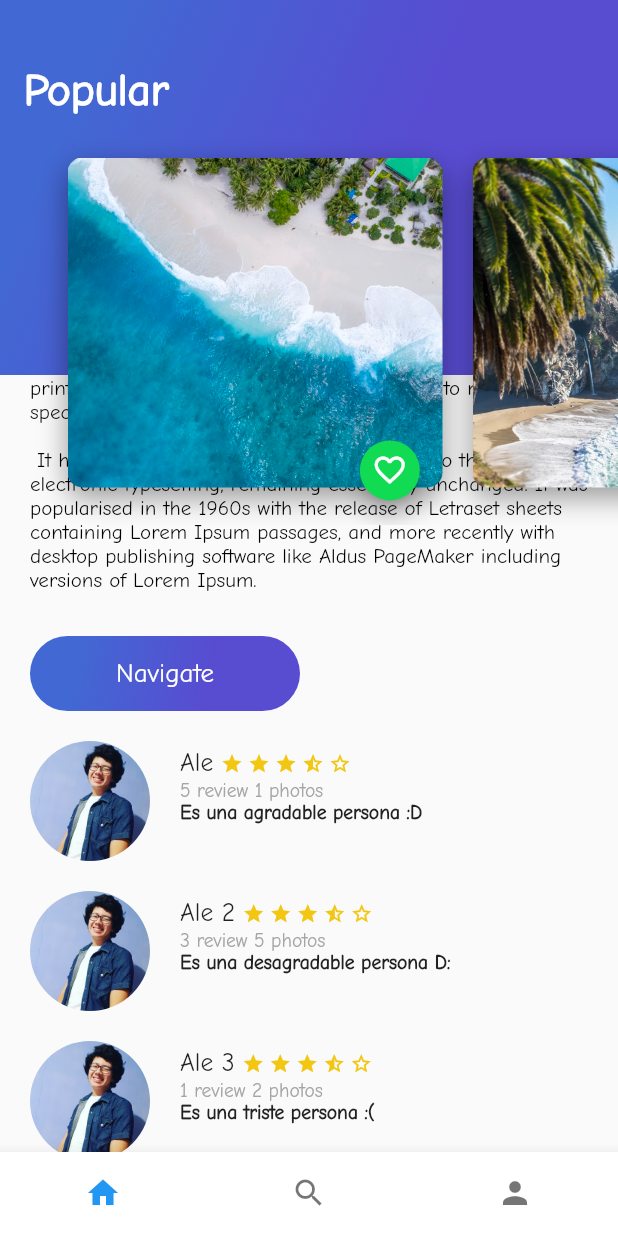
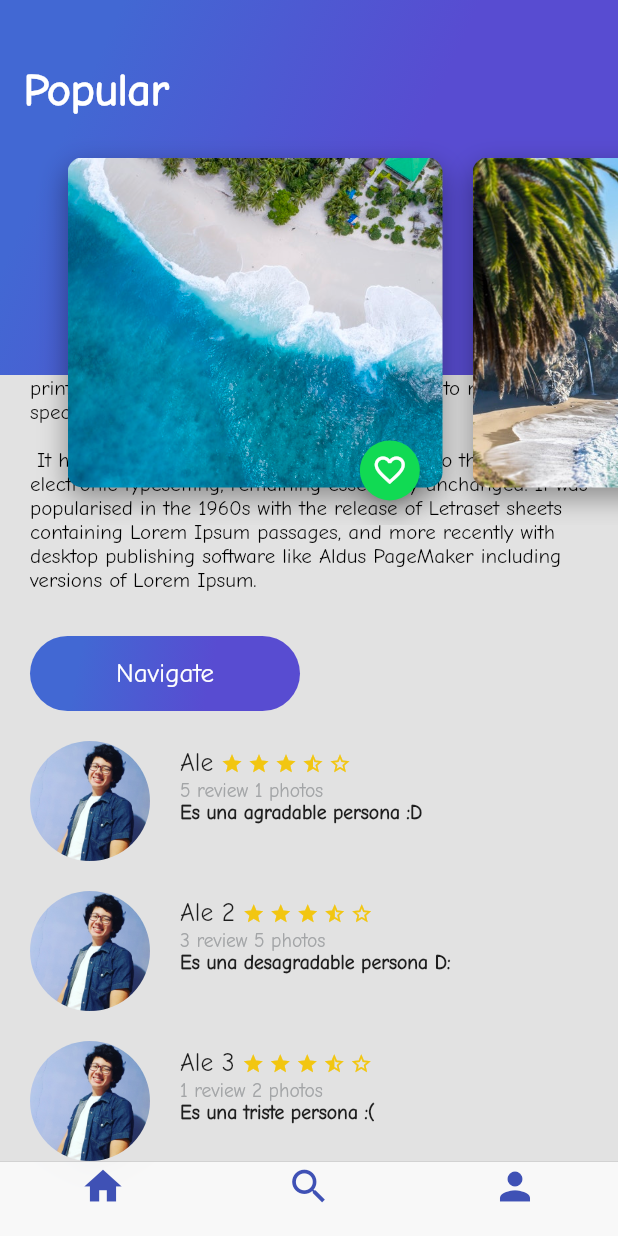
Before and after one commit to jarcasta/platzi-course, a Flutter app: the screen it shows after launch, scrolled down 173 dp, on a phone screen of 412 x 824 dp. Run offline on Flutter 3.47's test engine with Material 2 defaults, Android fonts, the phone set to English and light mode, and no system bars.

Commit message:
feature: add cupertino to bottom navigation bar

```diff
--- a/lib/main.dart
+++ b/lib/main.dart
@@ -4,6 +4,7 @@ import 'package:platzi_trip_app/description_place.dart';
 import 'package:platzi_trip_app/gradient_back.dart';
 import 'package:platzi_trip_app/header_appbar.dart';
 import 'package:platzi_trip_app/platzi_trips.dart';
+import 'package:platzi_trip_app/platzi_trips_cupertino.dart';
 import 'package:platzi_trip_app/review_list.dart';
 
 void main() {
@@ -20,7 +21,7 @@ class MyApp extends StatelessWidget {
       theme: ThemeData(
         primarySwatch: Colors.blue,
       ),
-      home: PlatziTrips()
+      home: PlatziTripsCupertino()
     );
   }
 }
--- /dev/null
+++ b/lib/platzi_trips_cupertino.dart
@@ -0,0 +1,56 @@
+import 'package:flutter/material.dart';
+import 'package:flutter/cupertino.dart';
+import 'package:platzi_trip_app/home_trips.dart';
+import 'package:platzi_trip_app/profile_trips.dart';
+import 'package:platzi_trip_app/search_trips.dart';
+
+class PlatziTripsCupertino extends StatelessWidget {
+  @override
+  Widget build(BuildContext context) {
+    // TODO: implement build
+    return Scaffold(
+      bottomNavigationBar: CupertinoTabScaffold(
+        tabBar: CupertinoTabBar(
+          items: [
+            BottomNavigationBarItem(
+              icon: Icon(Icons.home, color: Colors.indigo),
+              label: ''
+            ),
+            BottomNavigationBarItem(
+              icon: Icon(Icons.search, color: Colors.indigo),
+              label: ''
+            ),
+            BottomNavigationBarItem(
+              icon: Icon(Icons.person, color: Colors.indigo),
+              label: ''
+            ),
+          ]
+        ),
+        tabBuilder: (BuildContext context, int index) {
+          switch (index) {
+            case 0:
+              return CupertinoTabView(
+                builder: (BuildContext context) => HomeTrips(),
+              );
+              break;
+            case 1:
+              return CupertinoTabView(
+                builder: (BuildContext context) => SearchTrips(),
+              );
+              break;
+            case 2:
+              return CupertinoTabView(
+                builder: (BuildContext context) => ProfileTrips(),
+              );
+              break;
+            default:
+              return CupertinoTabView(
+                builder: (BuildContext context) => HomeTrips(),
+              );
+              break;
+          }
+        },
+      )
+    );
+  }
+}
```
